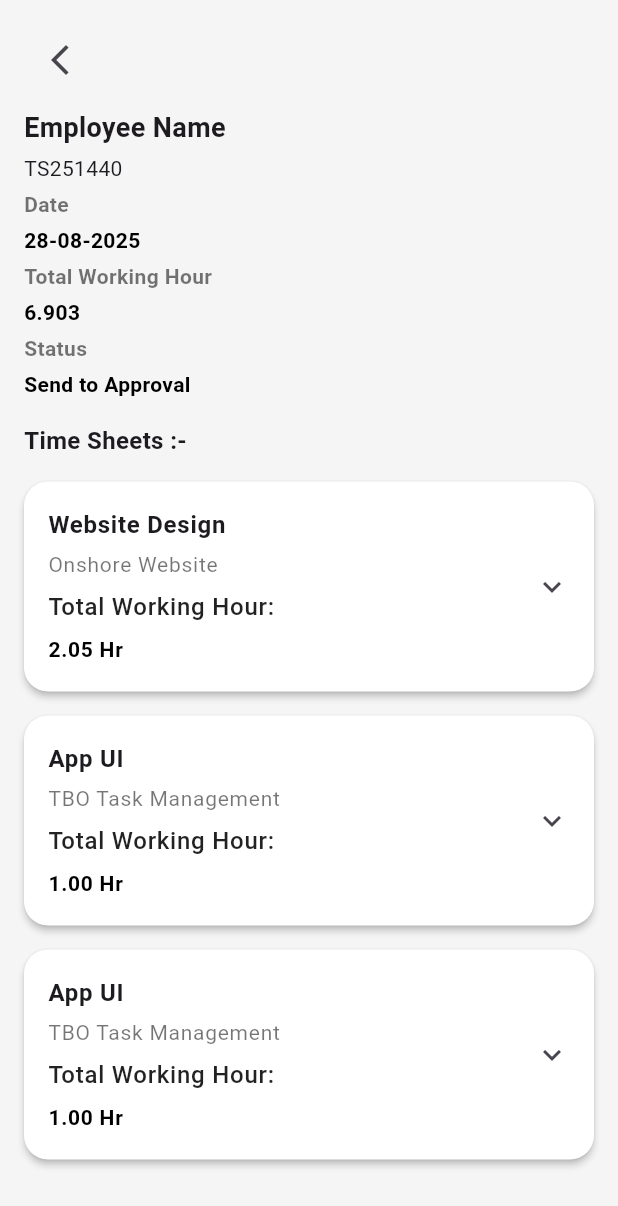
After one commit to teambackoffice/tbo_app, a Flutter app: the ViewDetails screen opened directly, on a phone screen of 412 x 824 dp. The commit adds this screen. Shown: the top 1206 px of the screen. Run offline on Flutter 3.47's test engine with Material 3 defaults, Android fonts, the phone set to English and light mode, and no system bars; our stand-ins replace fl_chart, flutter_secure_storage; accounts and stored records are empty.

Commit message:
Timesheet Details

```diff
--- /dev/null
+++ b/lib/view/employee/timesheet/new_timesheet/view_details.dart
@@ -0,0 +1,221 @@
+import 'package:flutter/material.dart';
+
+class ViewDetails extends StatelessWidget {
+  const ViewDetails({super.key});
+
+  @override
+  Widget build(BuildContext context) {
+    return Scaffold(
+      backgroundColor: Colors.grey[100],
+      body: SafeArea(
+        child: Padding(
+          padding: const EdgeInsets.all(16),
+          child: Column(
+            crossAxisAlignment: CrossAxisAlignment.start,
+            children: [
+              /// Back Button
+              Row(
+                children: [
+                  IconButton(
+                    onPressed: () => Navigator.pop(context),
+                    icon: const Icon(Icons.arrow_back_ios_new),
+                  ),
+                ],
+              ),
+
+              const SizedBox(height: 8),
+
+              /// Employee Info
+              const Text(
+                "Employee Name",
+                style: TextStyle(fontWeight: FontWeight.bold, fontSize: 18),
+              ),
+
+              const SizedBox(height: 4),
+              const Text("TS251440"),
+
+              const SizedBox(height: 4),
+              const Text(
+                "Date",
+                style: TextStyle(
+                  color: Colors.black54,
+                  fontWeight: FontWeight.bold,
+                ),
+              ),
+              const SizedBox(height: 4),
+              const Text(
+                "28-08-2025",
+                style: TextStyle(
+                  color: Colors.black,
+                  fontWeight: FontWeight.w600,
+                ),
+              ),
+
+              const SizedBox(height: 4),
+              const Text(
+                "Total Working Hour",
+                style: TextStyle(
+                  color: Colors.black54,
+                  fontWeight: FontWeight.bold,
+                ),
+              ),
+              const SizedBox(height: 4),
+
+              const Text(
+                "6.903",
+                style: TextStyle(
+                  color: Colors.black,
+                  fontWeight: FontWeight.w600,
+                ),
+              ),
+
+              const SizedBox(height: 4),
+              const Text(
+                "Status",
+                style: TextStyle(
+                  color: Colors.black54,
+                  fontWeight: FontWeight.bold,
+                ),
+              ),
+              const SizedBox(height: 4),
+              const Text(
+                "Send to Approval",
+                style: TextStyle(
+                  color: Colors.black,
+                  fontWeight: FontWeight.w600,
+                ),
+              ),
+
+              const SizedBox(height: 16),
+
+              const Text(
+                "Time Sheets :-",
+                style: TextStyle(fontWeight: FontWeight.bold, fontSize: 16),
+              ),
+              const SizedBox(height: 8),
+
+              /// Timesheet List
+              Expanded(
+                child: ListView(
+                  children: const [
+                    TimesheetCard(
+                      title: "Website Design",
+                      description: "Onshore Website",
+                      fromTime: "10:05 AM",
+                      toTime: "12:10 PM",
+                      totalHours: "2.05 Hr",
+                    ),
+                    TimesheetCard(
+                      title: "App UI",
+                      description: "TBO Task Management",
+                      fromTime: "12:10 PM",
+                      toTime: "13:10 PM",
+                      totalHours: "1.00 Hr",
+                    ),
+                    TimesheetCard(
+                      title: "App UI",
+                      description: "TBO Task Management",
+                      fromTime: "12:10 PM",
+                      toTime: "13:10 PM",
+                      totalHours: "1.00 Hr",
+                    ),
+                  ],
+                ),
+              ),
+            ],
+          ),
+        ),
+      ),
+    );
+  }
+}
+
+class TimesheetCard extends StatelessWidget {
+  final String title;
+  final String description;
+  final String fromTime;
+  final String toTime;
+  final String totalHours;
+
+  const TimesheetCard({
+    super.key,
+    required this.title,
+    required this.description,
+    required this.fromTime,
+    required this.toTime,
+    required this.totalHours,
+  });
+
+  @override
+  Widget build(BuildContext context) {
+    return Card(
+      color: Colors.white,
+      margin: const EdgeInsets.symmetric(vertical: 8),
+      elevation: 2,
+      shape: RoundedRectangleBorder(borderRadius: BorderRadius.circular(16)),
+      child: ExpansionTile(
+        shape: RoundedRectangleBorder(borderRadius: BorderRadius.circular(16)),
+        tilePadding: const EdgeInsets.symmetric(horizontal: 16, vertical: 8),
+
+        /// Collapsed State
+        title: Column(
+          crossAxisAlignment: CrossAxisAlignment.start,
+          children: [
+            Text(
+              title,
+              style: const TextStyle(fontWeight: FontWeight.bold, fontSize: 16),
+            ),
+            const SizedBox(height: 4),
+            Text(
+              description,
+              style: const TextStyle(color: Colors.black54, fontSize: 14),
+            ),
+            const SizedBox(height: 6),
+            Text(
+              "Total Working Hour:",
+              style: const TextStyle(
+                fontWeight: FontWeight.w500,
+                color: Colors.black87,
+              ),
+            ),
+            const SizedBox(height: 6),
+            Text(
+              totalHours,
+              style: const TextStyle(
+                fontWeight: FontWeight.bold,
+                color: Colors.black,
+                fontSize: 14,
+              ),
+            ),
+          ],
+        ),
+        trailing: const Icon(Icons.keyboard_arrow_down),
+
+        /// Expanded Content
+        childrenPadding: const EdgeInsets.all(8),
+        children: [
+          Align(
+            alignment: Alignment.centerLeft, // 👈 forces content to the left
+            child: Column(
+              crossAxisAlignment: CrossAxisAlignment.start,
+              children: [
+                const Text("From time"),
+                Text(
+                  fromTime,
+                  style: const TextStyle(fontWeight: FontWeight.w600),
+                ),
+                const SizedBox(height: 12),
+                const Text("To time"),
+                Text(
+                  toTime,
+                  style: const TextStyle(fontWeight: FontWeight.w600),
+                ),
+              ],
+            ),
+          ),
+          const SizedBox(height: 12),
+        ],
+      ),
+    );
+  }
+}
--- a/lib/view/employee/timesheet/timesheet.dart
+++ b/lib/view/employee/timesheet/timesheet.dart
@@ -1,5 +1,6 @@
 import 'package:flutter/material.dart';
 import 'package:tbo_app/view/employee/timesheet/new_timesheet/new_timesheet.dart';
+import 'package:tbo_app/view/employee/timesheet/new_timesheet/view_details.dart';
 
 class EmployeeSchedulePage extends StatefulWidget {
   const EmployeeSchedulePage({super.key});
@@ -479,7 +480,14 @@ class _EmployeeSchedulePageState extends State<EmployeeSchedulePage> {
                     ],
                   ),
                 ),
-                Container(
+                InkWell(
+                  onTap: () {
+                    Navigator.push(
+                      context,
+                      MaterialPageRoute(builder: (context) => ViewDetails()),
+                    );
+                  },
+                  child: Container(
                     padding: EdgeInsets.symmetric(horizontal: 16, vertical: 8),
                     decoration: BoxDecoration(
                       color: Color(0xFF1C7690),
@@ -491,6 +499,7 @@ class _EmployeeSchedulePageState extends State<EmployeeSchedulePage> {
                         color: Colors.white,
                         fontSize: 12,
                         fontWeight: FontWeight.w500,
+                      ),
                     ),
                   ),
                 ),
```
Lines whose indentation alone changed are shown as unchanged.
